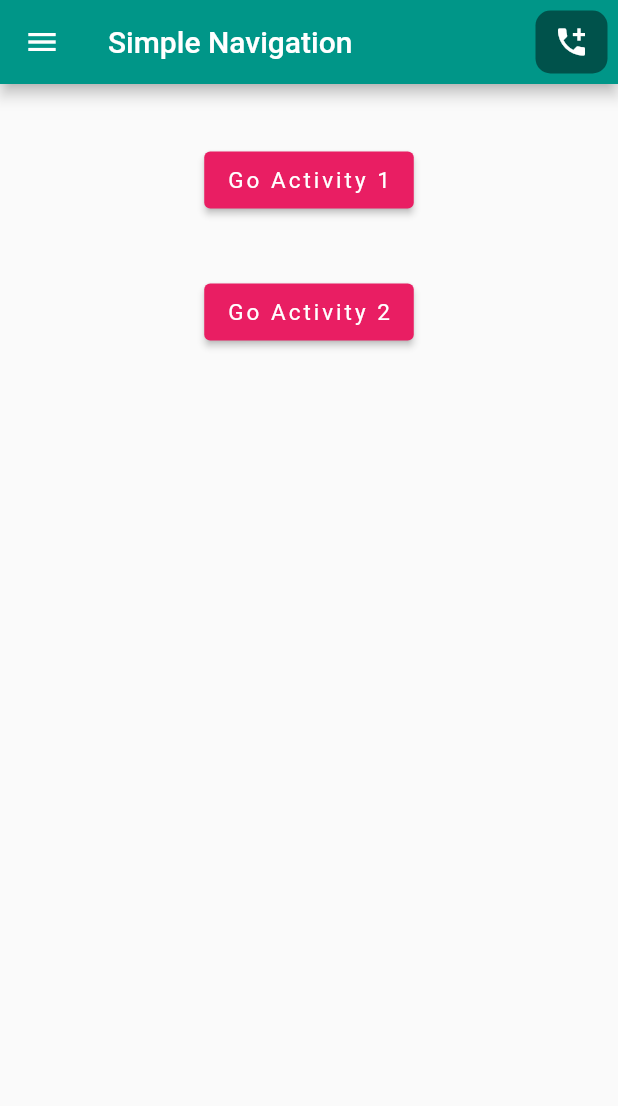
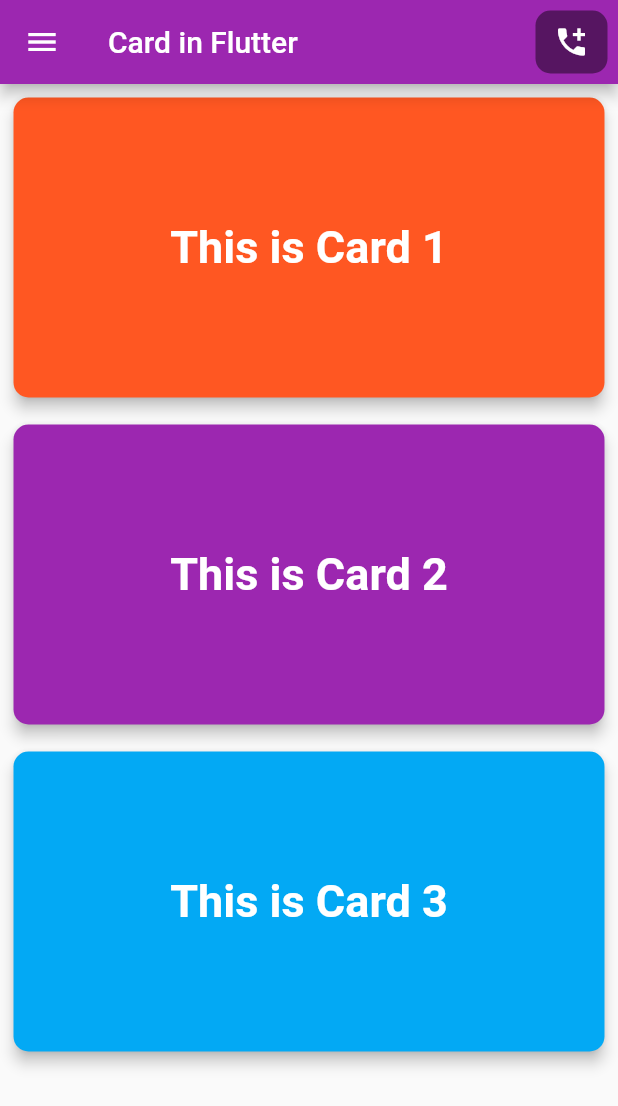
Before and after one commit to Ridoy-paul/flutter-components, a Flutter app: the screen it shows after launch, on a phone screen of 412 x 824 dp. Shown: the top 1106 px of the screen. Run offline on Flutter 3.47's test engine with Material 2 defaults, Android fonts, the phone set to English and light mode, and no system bars.

Commit message:
card in flutter added

```diff
--- a/lib/main.dart
+++ b/lib/main.dart
@@ -5,7 +5,7 @@ void main() {
 }
 
 class MyApp extends StatelessWidget {
-  const MyApp({super.key});
+   MyApp({super.key});
 
   @override
   Widget build(BuildContext context) {
@@ -30,13 +30,12 @@ class MyApp extends StatelessWidget {
 }
 
 class HomePage extends StatelessWidget{
-
   @override
   Widget build(BuildContext context) {
     return Scaffold(
       appBar: AppBar(
-        title: Text('Simple Navigation', style: TextStyle(fontSize: 20),),
-        backgroundColor: Colors.teal,
+        title: Text('Card in Flutter', style: TextStyle(fontSize: 20),),
+        backgroundColor: Colors.purple,
         centerTitle: false,
         leading: Icon(Icons.menu),
         actions: [
@@ -52,69 +51,66 @@ class HomePage extends StatelessWidget{
         ],
       ),
       body: SafeArea(
+        child: SingleChildScrollView(
           child: Center(
             child: Column(
               crossAxisAlignment: CrossAxisAlignment.start,
               children: [
-              SizedBox(height: 40),
-              ElevatedButton(
-                  onPressed: () {
-                    Navigator.push(context, MaterialPageRoute(builder: (context) =>ActivityOne("This is from Activity one")));
-                  },
-                  child: Text("Go Activity 1")
+                Padding(
+                  padding: EdgeInsets.all(5),
+                  child: Card(
+                    shape: RoundedRectangleBorder(
+                      borderRadius: BorderRadius.circular(10),
                     ),
-              SizedBox(height: 40),
-              ElevatedButton(
-                  onPressed: () {
-
-                  },
-                  child: Text("Go Activity 2")
+                    color: Colors.deepOrange,
+                    elevation: 4,
+                    shadowColor: Colors.black,
+                    child: SizedBox(
+                      width: double.infinity,
+                      height: 200,
+                      child: Center(child: Text("This is Card 1", style: TextStyle(color: Colors.white, fontSize: 30, fontWeight: FontWeight.bold),),),
+                    ),
+                  ),
+                ),
+                Padding(
+                  padding: EdgeInsets.all(5),
+                  child: Card(
+                    shape: RoundedRectangleBorder(
+                      borderRadius: BorderRadius.circular(10),
+                    ),
+                    color: Colors.purple,
+                    elevation: 4,
+                    shadowColor: Colors.black,
+                    child: SizedBox(
+                      width: double.infinity,
+                      height: 200,
+                      child: Center(child: Text("This is Card 2", style: TextStyle(color: Colors.white, fontSize: 30, fontWeight: FontWeight.bold),),),
+                    ),
+                  ),
+                ),
+                Padding(
+                  padding: EdgeInsets.all(5),
+                  child: Card(
+                    shape: RoundedRectangleBorder(
+                      borderRadius: BorderRadius.circular(10),
+                    ),
+                    color: Colors.lightBlue,
+                    elevation: 4,
+                    shadowColor: Colors.black,
+                    child: SizedBox(
+                      width: double.infinity,
+                      height: 200,
+                      child: Center(child: Text("This is Card 3", style: TextStyle(color: Colors.white, fontSize: 30, fontWeight: FontWeight.bold),),),
+                    ),
+                  ),
                 ),
 
+
               ],
+            ),
           ),
         ),
       ),
     );
   }
 }
-
-class ActivityOne extends StatelessWidget {
-  String msg;
-  ActivityOne(
-      this.msg,
-      {super.key}
-      );
-
-  @override
-  Widget build(BuildContext context) {
-    return Scaffold(
-      appBar: AppBar(
-        title: Text(msg),
-      ),
-      body: SafeArea(
-        child: Center(
-          child: Column(
-            crossAxisAlignment: CrossAxisAlignment.center,
-            children: [
-              Text(
-                "Activity Page One",
-                style: TextStyle(
-                  fontSize: 30,
-                  fontWeight: FontWeight.bold,
-                ),
-              ),
-              SizedBox(height: 10,),
-              ElevatedButton(
-                  onPressed: (){
-                    Navigator.pop(context);
-                  },
-                  child: Text("Go back"),
-              ),
-            ],
-          ),
-        ),
-      ),
-    );
-  }
-}
```
Also changed, not shown: images/card-output.png (added), images/dynamic-navigation-output.png (deleted), images/output-2.png (deleted). Lines whose indentation alone changed are shown as unchanged.
